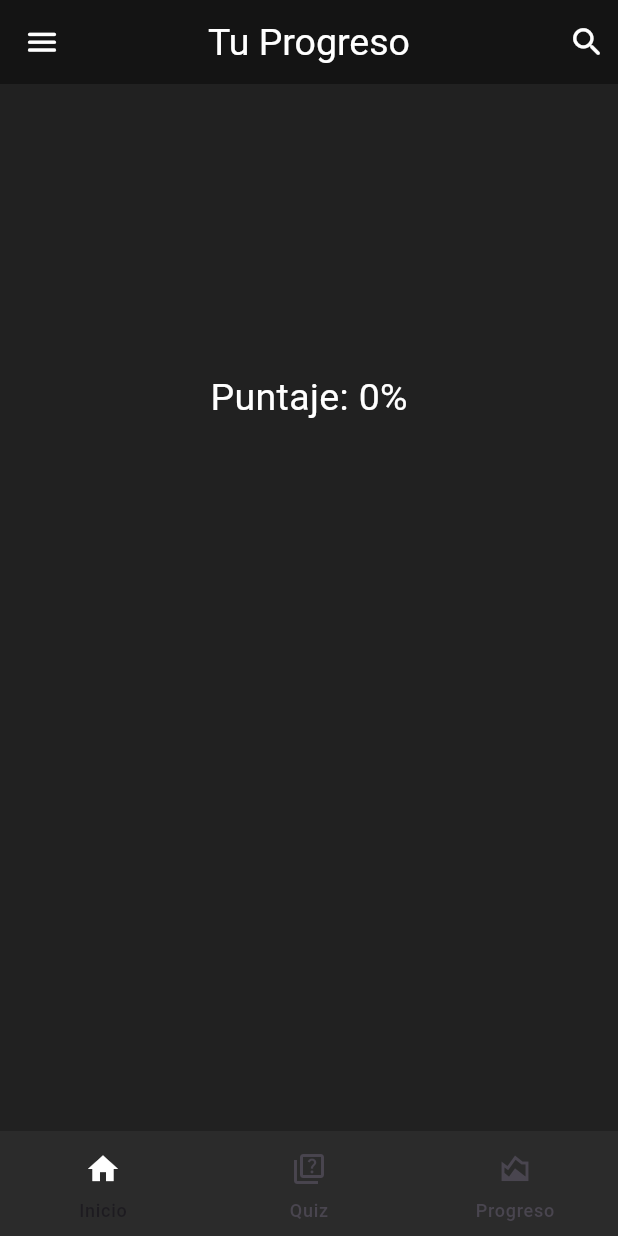
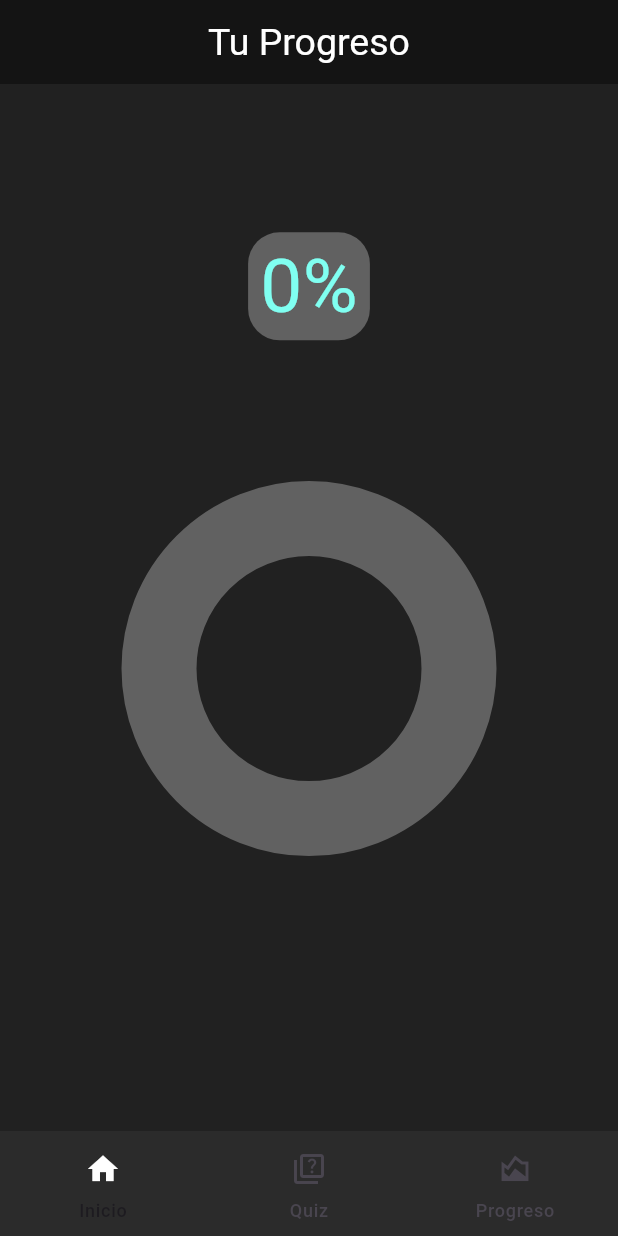
Before and after one commit to Whadyjm/excuela_challenge, a Flutter app: the screen it shows after launch, swiped to page 3, on a phone screen of 412 x 824 dp. Run offline on Flutter 3.47's test engine with Material 3 defaults, Android fonts, the phone set to English and light mode, and no system bars; network calls fail.

Commit message:
Progreso circular agregado

```diff
--- a/lib/main.dart
+++ b/lib/main.dart
@@ -15,6 +15,8 @@ class MyApp extends StatelessWidget {
   @override
   Widget build(BuildContext context) {
     return ChangeNotifierProvider(
+      /// Este widget de provider envuelvo la parte mas alta del arbol de widgets
+      /// en un provider para dar acceso al estado de las variables que cada provider contiene.
       create: (_) {
         return ProgressProvider();
       },
--- a/lib/providers/progreso_provider.dart
+++ b/lib/providers/progreso_provider.dart
@@ -1,12 +1,23 @@
+///
+/// GESTOR DE ESTADO CON PROVIDER
+///
+
 import 'package:flutter/cupertino.dart';
 
 class ProgressProvider with ChangeNotifier {
 
-  double _puntos = 0;
+  double _puntos = 0; /// Se declara la variable cuyo estado deseamos gestionar
   double get puntos => _puntos;
 
+  /// Este metodo permite incrementar el valor de la variable cada vez que sea llamado
   void incrementPuntos() {
     _puntos = (_puntos + (1/3));
-    notifyListeners();
+    notifyListeners(); /// ---> Notifica a las clases que se ha generado un cambio en la variable
+  }
+
+  /// Este metodo permite reiniciar el valor de la variable, en este caso lo declaramos en cero
+  void reinicioPuntos() {
+    _puntos = 0;
+    notifyListeners(); /// ---> Notifica a las clases que se ha generado un cambio en la variable
   }
 }
--- a/lib/screens/progreso.dart
+++ b/lib/screens/progreso.dart
@@ -1,46 +1,91 @@
+///
+///
+/// WIDGET PROGRESO CIRCULAR ///
+///
+///
+
 import 'package:excuela_challenge/providers/progreso_provider.dart';
+import 'package:excuela_challenge/screens/quiz.dart';
+import 'package:excuela_challenge/screens/rootScreen.dart';
 import 'package:flutter/material.dart';
 import 'package:provider/provider.dart';
 
-class Progress extends StatelessWidget {
+class Progress extends StatefulWidget {
   const Progress({super.key});
 
   @override
+  State<Progress> createState() => _ProgressState();
+}
+
+class _ProgressState extends State<Progress> {
+  @override
   Widget build(BuildContext context) {
 
+    /// Esta variable permite acceder al estado de la variable manejada por el provider
     final puntos = Provider.of<ProgressProvider>(context, listen: false);
 
     return Scaffold(
-      appBar: AppBar(                              /// AppBar con menu deslizable e icono de busqueda de cursos
+      appBar: AppBar(  /// AppBar con menu deslizable e icono de busqueda de cursos
         centerTitle: true,
-        leading: const Icon(Icons.menu_rounded, color: Colors.white,),
         title: const Flexible(child: Text('Tu Progreso', style: TextStyle(overflow: TextOverflow.ellipsis),)),
-        actions: const [
-          Padding(
-            padding: EdgeInsets.all(8.0),
-            child: Icon(Icons.search_rounded, color: Colors.white,),
-          )
-        ],
         shadowColor: Colors.black,
       ),
       body: Center(
         child: Column(
-          mainAxisAlignment: MainAxisAlignment.center,
+          mainAxisAlignment: MainAxisAlignment.spaceEvenly,
           children: [
-            Text('Puntaje: ${(puntos.puntos*100).toStringAsFixed(0)}%', style: TextStyle(color: Colors.white, fontSize: 25),),
-            const SizedBox(height: 80,),
+            puntos.puntos == 1.0
+                ? const Column(
+                  children: [
+                    Text('¡Felicidades!', style: TextStyle(color: Colors.white, fontSize: 50),),
+                    Text('Has completado el quiz con éxito', style: TextStyle(color: Colors.white, fontSize: 20),),
+                  ],
+                )
+                : const SizedBox.shrink(),
+            Container(
+              padding: const EdgeInsets.only(right: 8, left: 8),
+                decoration: BoxDecoration(
+                  color: Colors.grey.shade700,
+                  borderRadius: BorderRadius.circular(21),
+                ),
+                /// En este texto se muestra el valor del puntaje, se recibe un valor entre 0 y 1 decimal, se multiplica por 100 y se eliminan los decimales
+                /// gracias al metodo .toStringAsFixed()
+                child: Text('${(puntos.puntos*100).toStringAsFixed(0)}%', style: const TextStyle(color: Color.fromRGBO(128, 255, 241, 1), fontSize: 50),)),
+            const SizedBox(height: 20,),
             SizedBox(
               height: 200,
               width: 200,
               child: Consumer<ProgressProvider>(
                 builder: (BuildContext context, ProgressProvider value, Widget? child) {
                   return CircularProgressIndicator(
-                    value: puntos.puntos,
+                    value: puntos.puntos, /// Este valor varía entre 0 y 1, es un valor decimal
+                    backgroundColor: Colors.grey.shade700,
                     color: const Color.fromRGBO(128, 255, 241, 1),
                     strokeWidth: 50,
                   );
                 },
               ),
+            ),
+            const SizedBox(height: 60,),
+
+            puntos.puntos == 0
+                ? const SizedBox.shrink()
+                : MaterialButton(
+                height: 60,
+                minWidth: 250,
+                color: const Color.fromRGBO(128, 255, 241, 1),
+                shape: RoundedRectangleBorder(
+                    borderRadius: BorderRadius.circular(12)
+                ),
+                onPressed: (){
+                  Navigator.of(context).pushAndRemoveUntil(MaterialPageRoute(builder: (context){
+                    return const RootScreen();
+                  }), (route) => false);
+                  setState(() {});
+                  /// Método del provider que se encarga de reiniciar el puntaje
+                  puntos.reinicioPuntos();
+                },
+                child: Text('Reiniciar progreso', style: TextStyle(color: Colors.grey.shade900, fontSize: 18, fontWeight: FontWeight.bold),)
             ),
           ],
         ),
--- a/lib/screens/rootScreen.dart
+++ b/lib/screens/rootScreen.dart
@@ -1,4 +1,5 @@
 /// El RootScreen es el punto de partida de la navegación de la app.
+/// Desde se accede a cada Widget solicitado (Tarjeta Educativa, Quiz y Progreso).
 
 import 'package:excuela_challenge/screens/home.dart';
 import 'package:excuela_challenge/screens/progreso.dart';
@@ -14,7 +15,7 @@ class RootScreen extends StatefulWidget {
 
 class _RootScreenState extends State<RootScreen> {
 
-  late List<Widget> screens;
+  late List<Widget> screens;  /// Declara una lista para asignar cada Widget
   int currentScreen = 0;
   late PageController controller;
 
@@ -33,11 +34,13 @@ class _RootScreenState extends State<RootScreen> {
   Widget build(BuildContext context) {
     return Scaffold(
       body: PageView(
-        physics: const NeverScrollableScrollPhysics(),
-        controller: controller,
+        /// El Widget PageView permite desplegar cada pantalla en un solo widget padre para así
+        /// crear mas fluidez en la navegación entre pantallas desde una navegación principal.
+        physics: const NeverScrollableScrollPhysics(), /// ---> Evita el scroll dentro del PageView
+        controller: controller, /// ---> Permite controlar el acceso a cada pantalla del PageView
         children: screens,
       ),
-      bottomNavigationBar: NavigationBar(
+      bottomNavigationBar: NavigationBar( /// Despliega la barra de Navegación principal
         surfaceTintColor: Colors.grey,
         indicatorColor: Colors.transparent,
         backgroundColor: Colors.grey.shade900,
--- a/lib/widgets/verdaderoFalso.dart
+++ b/lib/widgets/verdaderoFalso.dart
@@ -24,6 +24,7 @@ class _VerdaderoFalsoState extends State<VerdaderoFalso> {
   @override
   Widget build(BuildContext context) {
 
+    /// Esta variable permite acceder al estado de la variable manejada por el provider
     final puntos = Provider.of<ProgressProvider>(context);
 
     return Column(
@@ -60,6 +61,9 @@ class _VerdaderoFalsoState extends State<VerdaderoFalso> {
                   showDialog(context: context, builder: (context){
                     return Correcto(widget: widget);
                   });
+
+                  /// Método del provider que se encarga de incrementar el puntaje una vez selecciona la respuesta correcta
+                  puntos.incrementPuntos();
                 },
                 child: const Text('Falso', style: TextStyle(color: Colors.white, fontSize: 18, fontWeight: FontWeight.bold),)
             ),
@@ -107,7 +111,7 @@ class Correcto extends StatelessWidget {
                   borderRadius: BorderRadius.circular(12)
               ),
               onPressed: (){
-                widget.pageController.nextPage(duration: Duration(seconds: 1), curve: Curves.ease);
+                widget.pageController.nextPage(duration: const Duration(seconds: 1), curve: Curves.ease);
                 Navigator.pop(context);
               },
               child: Row(
```
Also changed, not shown: lib/screens/home.dart (+7 -3 lines), lib/screens/quiz.dart (+22 -11 lines), lib/widgets/multiple.dart (+6 -11 lines), lib/widgets/tarjeta.dart (+14 -10 lines).
